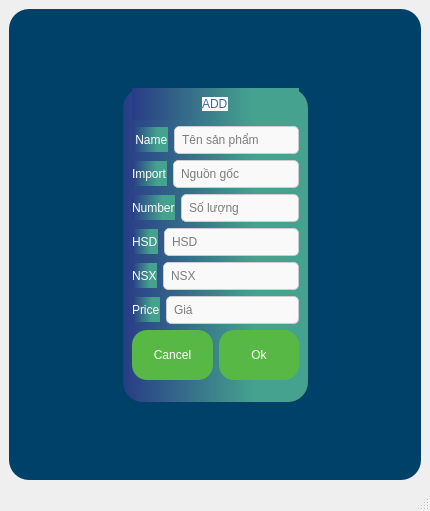
The window that add.ui (alandwalker2/sanpham) describes before a commit, drawn with Qt 5.
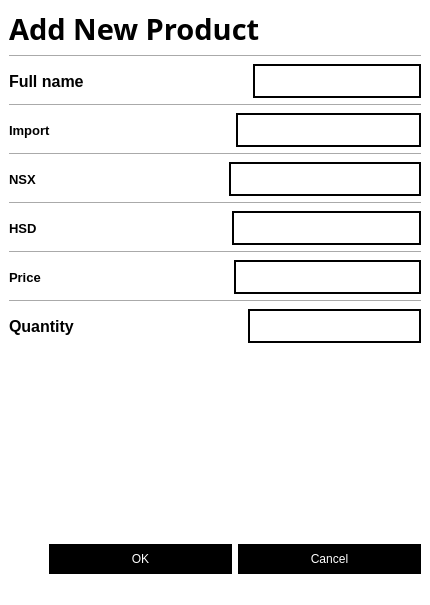
The same window after the commit.

Diff of the .ui file:
```diff
--- a/add.ui
+++ b/add.ui
@@ -7,7 +7,7 @@
     <x>0</x>
     <y>0</y>
     <width>430</width>
-    <height>511</height>
+    <height>605</height>
    </rect>
   </property>
   <property name="maximumSize">
@@ -19,137 +19,103 @@
   <property name="windowTitle">
    <string>MainWindow</string>
   </property>
+  <property name="styleSheet">
+   <string notr="true">background-color: rgb(255, 255, 255);</string>
+  </property>
   <widget class="QWidget" name="centralwidget">
-   <layout class="QGridLayout" name="gridLayout_2">
-    <item row="0" column="0">
-     <widget class="QWidget" name="widget" native="true">
-      <property name="maximumSize">
-       <size>
-        <width>430</width>
-        <height>16777215</height>
-       </size>
-      </property>
-      <property name="styleSheet">
-       <string notr="true">background: #00416A;  /* fallback for old browsers */
-background: -webkit-linear-gradient(to right, #E4E5E6, #00416A);  /* Chrome 10-25, Safari 5.1-6 */
-background: linear-gradient(to right, #E4E5E6, #00416A); /* W3C, IE 10+/ Edge, Firefox 16+, Chrome 26+, Opera 12+, Safari 7+ */
-
-border-radius:20px</string>
-      </property>
-      <layout class="QGridLayout" name="gridLayout">
-       <item row="0" column="1">
-        <spacer name="verticalSpacer_4">
-         <property name="orientation">
-          <enum>Qt::Vertical</enum>
-         </property>
-         <property name="sizeHint" stdset="0">
-          <size>
-           <width>10</width>
-           <height>10</height>
-          </size>
-         </property>
-        </spacer>
-       </item>
-       <item row="1" column="0">
-        <spacer name="horizontalSpacer_4">
-         <property name="orientation">
-          <enum>Qt::Horizontal</enum>
-         </property>
-         <property name="sizeHint" stdset="0">
-          <size>
-           <width>10</width>
-           <height>19</height>
-          </size>
-         </property>
-        </spacer>
-       </item>
-       <item row="1" column="1">
-        <widget class="QWidget" name="widget_4" native="true">
-         <property name="styleSheet">
-          <string notr="true">background-color: qlineargradient(spread:pad, x1:0, y1:0, x2:1, y2:0, stop:0 rgba(40, 60, 134, 255), stop:0.710227 rgba(69, 162, 142, 255));
-
-border-radius:20px</string>
-         </property>
-         <layout class="QVBoxLayout" name="verticalLayout_4">
-          <property name="spacing">
-           <number>6</number>
-          </property>
-          <property name="topMargin">
-           <number>0</number>
-          </property>
-          <property name="bottomMargin">
-           <number>22</number>
-          </property>
+   <layout class="QVBoxLayout" name="verticalLayout_2">
           <item>
-           <widget class="QWidget" name="widget_6" native="true">
-            <property name="maximumSize">
-             <size>
-              <width>400</width>
-              <height>80</height>
-             </size>
-            </property>
-            <layout class="QVBoxLayout" name="verticalLayout_5">
-             <item alignment="Qt::AlignHCenter">
-              <widget class="QLabel" name="label_7">
-               <property name="styleSheet">
-                <string notr="true">color: #356a9c;
-font: 20pt &quot;Bahnschrift&quot;;
-background-color: rgb(255, 255, 255);</string>
+     <widget class="QLabel" name="label">
+      <property name="font">
+       <font>
+        <family>Segoe UI Black</family>
+        <pointsize>22</pointsize>
+        <weight>75</weight>
+        <bold>true</bold>
+       </font>
                </property>
                <property name="text">
-                <string>ADD</string>
+       <string>Add New Product</string>
                </property>
               </widget>
              </item>
-            </layout>
+    <item>
+     <widget class="Line" name="line">
+      <property name="orientation">
+       <enum>Qt::Horizontal</enum>
+      </property>
            </widget>
           </item>
           <item>
            <layout class="QVBoxLayout" name="verticalLayout">
             <item>
-             <layout class="QHBoxLayout" name="horizontalLayout_4">
-              <item>
-               <widget class="QLabel" name="label_3">
-                <property name="maximumSize">
-                 <size>
-                  <width>400</width>
-                  <height>25</height>
-                 </size>
-                </property>
-                <property name="styleSheet">
-                 <string notr="true">font: 12pt &quot;Bahnschrift&quot;;
-color: rgb(255, 255, 255)</string>
-                </property>
-                <property name="text">
-                 <string> Name</string>
-                </property>
-               </widget>
-              </item>
-              <item>
-               <widget class="QLineEdit" name="usernameLineEdit_3">
-                <property name="styleSheet">
-                 <string notr="true">border: 1px solid #ccc; border-radius: 5px; padding: 5px; background-color: #f9f9f9;</string>
-                </property>
-                <property name="placeholderText">
-                 <string>Tên sản phẩm</string>
-                </property>
-               </widget>
-              </item>
-             </layout>
-            </item>
-            <item>
-             <layout class="QHBoxLayout" name="horizontalLayout_2">
+       <layout class="QHBoxLayout" name="horizontalLayout">
+        <property name="spacing">
+         <number>0</number>
+        </property>
               <item>
                <widget class="QLabel" name="label_2">
-                <property name="maximumSize">
+          <property name="font">
+           <font>
+            <family>Nirmala UI</family>
+            <pointsize>12</pointsize>
+            <weight>75</weight>
+            <bold>true</bold>
+           </font>
+          </property>
+          <property name="text">
+           <string>Full name</string>
+          </property>
+         </widget>
+        </item>
+        <item>
+         <spacer name="horizontalSpacer">
+          <property name="orientation">
+           <enum>Qt::Horizontal</enum>
+          </property>
+          <property name="sizeHint" stdset="0">
                  <size>
-                  <width>400</width>
-                  <height>25</height>
-                 </size>
-                </property>
+            <width>40</width>
+            <height>20</height>
+           </size>
+          </property>
+         </spacer>
+        </item>
+        <item>
+         <widget class="QLineEdit" name="name">
                 <property name="styleSheet">
-                 <string notr="true">font: 12pt &quot;Bahnschrift&quot;;
-color: rgb(255, 255, 255)</string>
+           <string notr="true">height:30px;
+
+border-style: solid;border-width: 2px;border-color: black
+
+
+</string>
+          </property>
+         </widget>
+        </item>
+       </layout>
+      </item>
+      <item>
+       <widget class="Line" name="line_2">
+        <property name="orientation">
+         <enum>Qt::Horizontal</enum>
+        </property>
+       </widget>
+      </item>
+      <item>
+       <layout class="QHBoxLayout" name="horizontalLayout_2">
+        <property name="spacing">
+         <number>0</number>
+        </property>
+        <item>
+         <widget class="QLabel" name="label_3">
+          <property name="font">
+           <font>
+            <family>Nirmala UI</family>
+            <pointsize>10</pointsize>
+            <weight>75</weight>
+            <bold>true</bold>
+           </font>
                 </property>
                 <property name="text">
                  <string>Import</string>
@@ -157,129 +123,155 @@
                </widget>
               </item>
               <item>
-               <widget class="QLineEdit" name="usernameLineEdit_2">
-                <property name="styleSheet">
-                 <string notr="true">border: 1px solid #ccc; border-radius: 5px; padding: 5px; background-color: #f9f9f9;</string>
-                </property>
-                <property name="placeholderText">
-                 <string>Nguồn gốc</string>
-                </property>
-               </widget>
-              </item>
-             </layout>
-            </item>
-            <item>
-             <layout class="QHBoxLayout" name="horizontalLayout_5">
-              <item>
-               <widget class="QLabel" name="label_5">
-                <property name="maximumSize">
+         <spacer name="horizontalSpacer_2">
+          <property name="orientation">
+           <enum>Qt::Horizontal</enum>
+          </property>
+          <property name="sizeHint" stdset="0">
                  <size>
-                  <width>400</width>
-                  <height>25</height>
-                 </size>
-                </property>
-                <property name="styleSheet">
-                 <string notr="true">font: 12pt &quot;Bahnschrift&quot;;
-color: rgb(255, 255, 255)</string>
-                </property>
-                <property name="text">
-                 <string>Number</string>
-                </property>
-               </widget>
+            <width>40</width>
+            <height>20</height>
+           </size>
+          </property>
+         </spacer>
               </item>
               <item>
-               <widget class="QLineEdit" name="usernameLineEdit_4">
+         <widget class="QLineEdit" name="import_2">
                 <property name="styleSheet">
-                 <string notr="true">border: 1px solid #ccc; border-radius: 5px; padding: 5px; background-color: #f9f9f9;</string>
-                </property>
-                <property name="placeholderText">
-                 <string>Số lượng</string>
+           <string notr="true">height:30px;
+
+border-style: solid;border-width: 2px;border-color: black
+
+
+</string>
                 </property>
                </widget>
               </item>
              </layout>
             </item>
+      <item>
+       <widget class="Line" name="line_3">
+        <property name="orientation">
+         <enum>Qt::Horizontal</enum>
+        </property>
+       </widget>
+      </item>
             <item>
              <layout class="QHBoxLayout" name="horizontalLayout_3">
+        <property name="spacing">
+         <number>0</number>
+        </property>
               <item>
                <widget class="QLabel" name="label_4">
-                <property name="maximumSize">
-                 <size>
-                  <width>16777215</width>
-                  <height>25</height>
-                 </size>
-                </property>
-                <property name="styleSheet">
-                 <string notr="true">font: 12pt &quot;Bahnschrift&quot;;
-color: rgb(255, 255, 255)</string>
-                </property>
+          <property name="font">
+           <font>
+            <family>Nirmala UI</family>
+            <pointsize>10</pointsize>
+            <weight>75</weight>
+            <bold>true</bold>
+           </font>
+          </property>
                 <property name="text">
-                 <string>HSD</string>
+           <string>NSX</string>
                 </property>
                </widget>
               </item>
               <item>
-               <widget class="QLineEdit" name="emailLineEdit_3">
-                <property name="styleSheet">
-                 <string notr="true">border: 1px solid #ccc; border-radius: 5px; padding: 5px; background-color: #f9f9f9;</string>
-                </property>
-                <property name="text">
-                 <string/>
-                </property>
-                <property name="echoMode">
-                 <enum>QLineEdit::Password</enum>
-                </property>
-                <property name="placeholderText">
-                 <string>HSD</string>
-                </property>
+         <spacer name="horizontalSpacer_3">
+          <property name="orientation">
+           <enum>Qt::Horizontal</enum>
+          </property>
+          <property name="sizeHint" stdset="0">
+           <size>
+            <width>40</width>
+            <height>20</height>
+           </size>
+          </property>
+         </spacer>
+        </item>
+        <item>
+         <widget class="QLineEdit" name="NSX">
+          <property name="styleSheet">
+           <string notr="true">height:30px;
+
+border-style: solid;border-width: 2px;border-color: black
+
+
+</string>
+          </property>
                </widget>
               </item>
              </layout>
             </item>
             <item>
-             <layout class="QHBoxLayout" name="horizontalLayout_7">
+       <widget class="Line" name="line_4">
+        <property name="orientation">
+         <enum>Qt::Horizontal</enum>
+        </property>
+       </widget>
+      </item>
               <item>
-               <widget class="QLabel" name="label_8">
-                <property name="maximumSize">
-                 <size>
-                  <width>400</width>
-                  <height>25</height>
-                 </size>
-                </property>
-                <property name="styleSheet">
-                 <string notr="true">font: 12pt &quot;Bahnschrift&quot;;
-color: rgb(255, 255, 255)</string>
-                </property>
+       <layout class="QHBoxLayout" name="horizontalLayout_4">
+        <item>
+         <widget class="QLabel" name="label_5">
+          <property name="font">
+           <font>
+            <family>Nirmala UI</family>
+            <pointsize>10</pointsize>
+            <weight>75</weight>
+            <bold>true</bold>
+           </font>
+          </property>
                 <property name="text">
-                 <string>NSX</string>
+           <string>HSD</string>
                 </property>
                </widget>
               </item>
               <item>
-               <widget class="QLineEdit" name="usernameLineEdit_6">
-                <property name="styleSheet">
-                 <string notr="true">border: 1px solid #ccc; border-radius: 5px; padding: 5px; background-color: #f9f9f9;</string>
-                </property>
-                <property name="placeholderText">
-                 <string>NSX</string>
-                </property>
+         <spacer name="horizontalSpacer_4">
+          <property name="orientation">
+           <enum>Qt::Horizontal</enum>
+          </property>
+          <property name="sizeHint" stdset="0">
+           <size>
+            <width>40</width>
+            <height>20</height>
+           </size>
+          </property>
+         </spacer>
+        </item>
+        <item>
+         <widget class="QLineEdit" name="HSD">
+          <property name="styleSheet">
+           <string notr="true">height:30px;
+
+border-style: solid;border-width: 2px;border-color: black
+
+
+</string>
+          </property>
                </widget>
               </item>
              </layout>
             </item>
             <item>
-             <layout class="QHBoxLayout" name="horizontalLayout_6">
+       <widget class="Line" name="line_5">
+        <property name="orientation">
+         <enum>Qt::Horizontal</enum>
+        </property>
+       </widget>
+      </item>
+      <item>
+       <layout class="QHBoxLayout" name="horizontalLayout_5">
               <item>
                <widget class="QLabel" name="label_6">
-                <property name="maximumSize">
-                 <size>
-                  <width>400</width>
-                  <height>25</height>
-                 </size>
-                </property>
-                <property name="styleSheet">
-                 <string notr="true">font: 12pt &quot;Bahnschrift&quot;;
-color: rgb(255, 255, 255)</string>
+          <property name="font">
+           <font>
+            <family>Nirmala UI</family>
+            <pointsize>10</pointsize>
+            <weight>75</weight>
+            <bold>true</bold>
+           </font>
                 </property>
                 <property name="text">
                  <string>Price</string>
@@ -287,130 +279,150 @@
                </widget>
               </item>
               <item>
-               <widget class="QLineEdit" name="usernameLineEdit_5">
-                <property name="styleSheet">
-                 <string notr="true">border: 1px solid #ccc; border-radius: 5px; padding: 5px; background-color: #f9f9f9;</string>
-                </property>
-                <property name="placeholderText">
-                 <string>Giá</string>
-                </property>
+         <spacer name="horizontalSpacer_5">
+          <property name="orientation">
+           <enum>Qt::Horizontal</enum>
+          </property>
+          <property name="sizeHint" stdset="0">
+           <size>
+            <width>40</width>
+            <height>20</height>
+           </size>
+          </property>
+         </spacer>
+        </item>
+        <item>
+         <widget class="QLineEdit" name="Price">
+          <property name="styleSheet">
+           <string notr="true">height:30px;
+
+border-style: solid;border-width: 2px;border-color: black
+
+
+</string>
+          </property>
                </widget>
               </item>
              </layout>
             </item>
-           </layout>
+      <item>
+       <widget class="Line" name="line_6">
+        <property name="orientation">
+         <enum>Qt::Horizontal</enum>
+        </property>
+       </widget>
           </item>
           <item>
-           <layout class="QHBoxLayout" name="horizontalLayout">
+       <layout class="QHBoxLayout" name="horizontalLayout_9">
+        <property name="spacing">
+         <number>0</number>
+        </property>
             <item>
-             <widget class="QPushButton" name="btlogin_3">
-              <property name="minimumSize">
-               <size>
-                <width>0</width>
-                <height>50</height>
-               </size>
-              </property>
-              <property name="maximumSize">
-               <size>
-                <width>16777215</width>
-                <height>50</height>
-               </size>
-              </property>
-              <property name="cursor">
-               <cursorShape>PointingHandCursor</cursorShape>
-              </property>
-              <property name="styleSheet">
-               <string notr="true">
-QPushButton{border-radius: 15px;
-font: 600 16pt &quot;Bahnschrift&quot;;
-background-color: rgb(88, 184, 69);
-color: rgb(255, 255, 255);
-}
-
-QPushButton:hover{
-	color: rgb(85, 255, 255);
-	background-color: rgb(246, 225, 255);
-}
-QPushBotton{
-background-color: rgb(255, 255, 0);
-color:white;}</string>
-              </property>
+         <widget class="QLabel" name="label_8">
+          <property name="font">
+           <font>
+            <family>Nirmala UI</family>
+            <pointsize>12</pointsize>
+            <weight>75</weight>
+            <bold>true</bold>
+           </font>
+          </property>
               <property name="text">
-               <string>Cancel</string>
+           <string>Quantity</string>
               </property>
              </widget>
             </item>
             <item>
-             <widget class="QPushButton" name="btlogin_2">
-              <property name="minimumSize">
-               <size>
-                <width>0</width>
-                <height>50</height>
-               </size>
-              </property>
-              <property name="maximumSize">
+         <spacer name="horizontalSpacer_8">
+          <property name="orientation">
+           <enum>Qt::Horizontal</enum>
+          </property>
+          <property name="sizeHint" stdset="0">
                <size>
-                <width>16777215</width>
-                <height>50</height>
-               </size>
-              </property>
-              <property name="cursor">
-               <cursorShape>PointingHandCursor</cursorShape>
-              </property>
+            <width>40</width>
+            <height>20</height>
+           </size>
+          </property>
+         </spacer>
+        </item>
+        <item>
+         <widget class="QLineEdit" name="quantity">
               <property name="styleSheet">
-               <string notr="true">
-QPushButton{border-radius: 15px;
-font: 600 16pt &quot;Bahnschrift&quot;;
-background-color: rgb(88, 184, 69);
-color: rgb(255, 255, 255);
-}
+           <string notr="true">height:30px;
 
-QPushButton:hover{
-	color: rgb(85, 255, 255);
-	background-color: rgb(246, 225, 255);
-}
-QPushBotton{
-background-color: rgb(255, 255, 0);
-color:white;}</string>
-              </property>
-              <property name="text">
-               <string>Ok</string>
-              </property>
+border-style: solid;border-width: 2px;border-color: black
+
+
+</string>
+          </property>
              </widget>
             </item>
            </layout>
           </item>
          </layout>
-        </widget>
-       </item>
-       <item row="1" column="2">
-        <spacer name="horizontalSpacer_2">
-         <property name="orientation">
-          <enum>Qt::Horizontal</enum>
-         </property>
-         <property name="sizeHint" stdset="0">
-          <size>
-           <width>10</width>
-           <height>10</height>
-          </size>
-         </property>
-        </spacer>
-       </item>
-       <item row="2" column="1">
+    </item>
+    <item>
         <spacer name="verticalSpacer">
          <property name="orientation">
           <enum>Qt::Vertical</enum>
          </property>
          <property name="sizeHint" stdset="0">
           <size>
-           <width>10</width>
-           <height>10</height>
+        <width>20</width>
+        <height>149</height>
           </size>
          </property>
         </spacer>
        </item>
-      </layout>
-     </widget>
+    <item>
+     <layout class="QHBoxLayout" name="horizontalLayout_7">
+      <item>
+       <spacer name="horizontalSpacer_6">
+        <property name="orientation">
+         <enum>Qt::Horizontal</enum>
+        </property>
+        <property name="sizeType">
+         <enum>QSizePolicy::Preferred</enum>
+        </property>
+        <property name="sizeHint" stdset="0">
+         <size>
+          <width>40</width>
+          <height>20</height>
+         </size>
+        </property>
+       </spacer>
+      </item>
+      <item>
+       <layout class="QHBoxLayout" name="horizontalLayout_6">
+        <item>
+         <widget class="QPushButton" name="pushButton">
+          <property name="styleSheet">
+           <string notr="true">color:rgb(255, 255, 255);
+background-color:rgb(0, 0, 0);height:30px;
+border-style: solid;border-color: rgb(255, 255, 255)
+</string>
+          </property>
+          <property name="text">
+           <string>OK</string>
+          </property>
+         </widget>
+        </item>
+        <item>
+         <widget class="QPushButton" name="pushButton_2">
+          <property name="styleSheet">
+           <string notr="true">color:rgb(255, 255, 255);
+background-color:rgb(0, 0, 0);height:30px;
+border-style: solid;border-color: rgb(255, 255, 255)
+</string>
+          </property>
+          <property name="text">
+           <string>Cancel</string>
+          </property>
+         </widget>
+        </item>
+       </layout>
+      </item>
+     </layout>
     </item>
    </layout>
   </widget>
```
Lines whose indentation alone changed are shown as unchanged.
